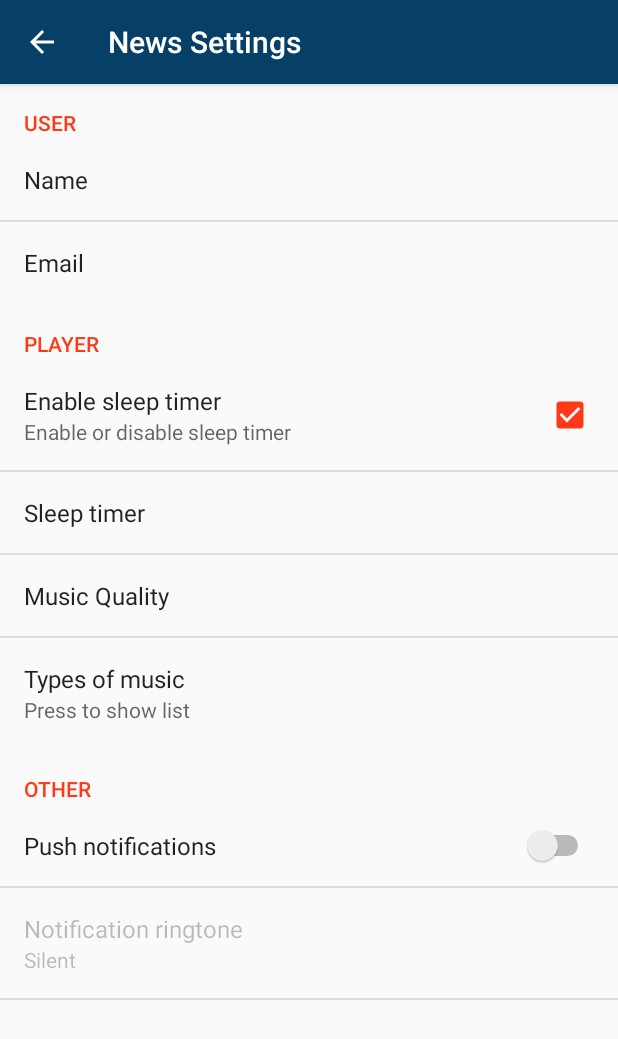
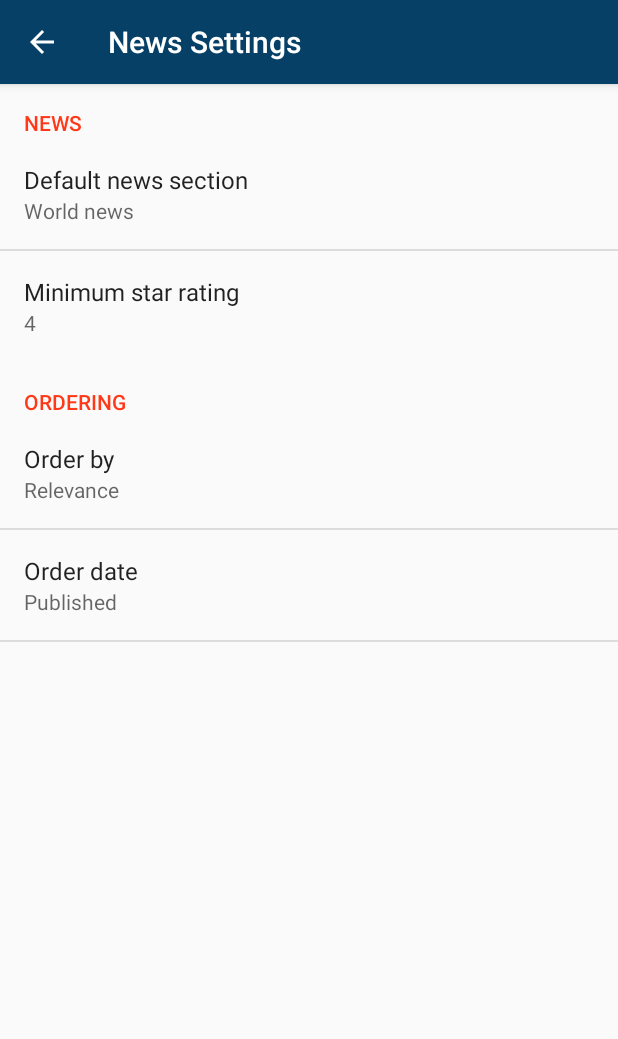
Before and after one commit to HossamHassan47/NewsFeed, an Android app: the screen it shows after launch (SettingsActivity), in the options menu, after a tap on "Settings", on a phone screen of 412 x 824 dp. Shown: the top 1039 px of the screen. Run offline under Robolectric (Android 15) with nearby library versions, the phone set to English and light mode, and no system bars; pictures from the network do not load.

Commit message:
Setting Activity

```diff
--- a/app/src/main/java/com/wordpress/hossamhassan47/newsfeed/activities/MainActivity.java
+++ b/app/src/main/java/com/wordpress/hossamhassan47/newsfeed/activities/MainActivity.java
@@ -75,7 +75,7 @@ public class MainActivity extends AppCompatActivity
 
         // Set first item selected by default
         navigationView.getMenu().getItem(0).setChecked(true);
-        setTitle(R.string.nav_world_news);
+        setTitle(R.string.section_world_news);
 
         // Find a reference to the {@link ListView} in the layout
         ListView newsListView = (ListView) findViewById(R.id.list_view_news);
@@ -203,28 +203,28 @@ public class MainActivity extends AppCompatActivity
 
         // Set Current section name & Title based on selected item
         if (id == R.id.nav_lifestyle) {
-            currentSection = getString(R.string.section_lifeandstyle);
-            setTitle(R.string.nav_life_and_style);
+            currentSection = getString(R.string.section_life_and_style_value);
+            setTitle(R.string.section_life_and_style);
 
         } else if (id == R.id.nav_football) {
-            currentSection = getString(R.string.section_football);
-            setTitle(R.string.nav_football);
+            currentSection = getString(R.string.section_football_value);
+            setTitle(R.string.section_football);
 
         } else if (id == R.id.nav_politics) {
-            currentSection = getString(R.string.section_politics);
-            setTitle(R.string.nav_politics);
+            currentSection = getString(R.string.section_politics_value);
+            setTitle(R.string.section_politics);
 
         } else if (id == R.id.nav_opinions) {
-            currentSection = getString(R.string.section_opinions);
-            setTitle(R.string.nav_opinion);
+            currentSection = getString(R.string.section_opinions_value);
+            setTitle(R.string.section_opinions);
 
         } else if (id == R.id.nav_world_news) {
-            currentSection = getString(R.string.section_worldnews);
-            setTitle(R.string.nav_world_news);
+            currentSection = getString(R.string.section_world_news_value);
+            setTitle(R.string.section_world_news);
 
         } else if (id == R.id.nav_tv_radio) {
-            currentSection = getString(R.string.section_tv_radio);
-            setTitle(R.string.nav_television_and_radio);
+            currentSection = getString(R.string.section_tv_radio_value);
+            setTitle(R.string.section_tv_radio);
 
         }
 
--- a/app/src/main/java/com/wordpress/hossamhassan47/newsfeed/activities/SettingsActivity.java
+++ b/app/src/main/java/com/wordpress/hossamhassan47/newsfeed/activities/SettingsActivity.java
@@ -34,11 +34,10 @@ public class SettingsActivity extends AppCompatActivity {
             super.onCreate(savedInstanceState);
             addPreferencesFromResource(R.xml.settings_main);
 
-            bindPreferenceSummaryToValue(findPreference("key_full_name"));
-            bindPreferenceSummaryToValue(findPreference("key_email"));
-            bindPreferenceSummaryToValue(findPreference("key_sleep_timer"));
-            bindPreferenceSummaryToValue(findPreference("key_music_quality"));
-            bindPreferenceSummaryToValue(findPreference("key_notification_ringtone"));
+            bindPreferenceSummaryToValue(findPreference(getString(R.string.key_default_section)));
+            bindPreferenceSummaryToValue(findPreference(getString(R.string.key_star_rating)));
+            bindPreferenceSummaryToValue(findPreference(getString(R.string.key_order_by)));
+            bindPreferenceSummaryToValue(findPreference(getString(R.string.key_order_date)));
         }
 
         private void bindPreferenceSummaryToValue(Preference preference) {
@@ -64,21 +63,6 @@ public class SettingsActivity extends AppCompatActivity {
                 preference.setSummary(index >= 0 ? listPreference.getEntries()[index] : null);
             } else if (preference instanceof EditTextPreference) {
                 preference.setSummary(stringValue);
-            } else if (preference instanceof RingtonePreference){
-                if(TextUtils.isEmpty(stringValue)){
-                    // No ringtone selected
-                    preference.setSummary("Silent");
-                }else{
-                    Ringtone ringtone = RingtoneManager.getRingtone(preference.getContext(),
-                            Uri.parse(stringValue));
-
-                    if(ringtone == null){
-                        preference.setSummary("Choose notification ringtone");
-                    }else{
-                        String name = ringtone.getTitle(preference.getContext());
-                        preference.setSummary(name);
-                    }
-                }
             }
 
             return true;
--- a/app/src/main/res/menu/activity_main_drawer.xml
+++ b/app/src/main/res/menu/activity_main_drawer.xml
@@ -7,27 +7,27 @@
         <item
             android:id="@+id/nav_world_news"
             android:icon="@drawable/ic_world_news"
-            android:title="@string/nav_world_news" />
+            android:title="@string/section_world_news" />
         <item
             android:id="@+id/nav_politics"
             android:icon="@drawable/ic_politics"
-            android:title="@string/nav_politics" />
+            android:title="@string/section_politics" />
         <item
             android:id="@+id/nav_opinions"
             android:icon="@drawable/ic_opinion"
-            android:title="@string/nav_opinion" />
+            android:title="@string/section_opinions" />
         <item
             android:id="@+id/nav_lifestyle"
             android:icon="@drawable/ic_lifestyle"
-            android:title="@string/nav_life_and_style" />
+            android:title="@string/section_life_and_style" />
         <item
             android:id="@+id/nav_football"
             android:icon="@drawable/ic_football"
-            android:title="@string/nav_football" />
+            android:title="@string/section_football" />
         <item
             android:id="@+id/nav_tv_radio"
             android:icon="@drawable/ic_television"
-            android:title="@string/nav_television_and_radio" />
+            android:title="@string/section_tv_radio" />
     </group>
 
 </menu>
--- a/app/src/main/res/values/arrays.xml
+++ b/app/src/main/res/values/arrays.xml
@@ -1,39 +1,60 @@
 <?xml version="1.0" encoding="utf-8"?>
 <resources>
-    <string-array name="timerList">
-        <item>After 5 seconds</item>
-        <item>After 10 seconds</item>
-        <item>After 15 seconds</item>
-        <item>After 20 seconds</item>
+    <!--Default Section-->
+    <string-array name="default_section">
+        <item>@string/section_world_news</item>
+        <item>@string/section_politics</item>
+        <item>@string/section_opinions</item>
+        <item>@string/section_life_and_style</item>
+        <item>@string/section_football</item>
+        <item>@string/section_tv_radio</item>
     </string-array>
-    <string-array name="timerListValues">
-        <item>5</item>
-        <item>10</item>
-        <item>15</item>
-        <item>20</item>
+    <string-array name="default_section_values">
+        <item>@string/section_world_news_value</item>
+        <item>@string/section_politics_value</item>
+        <item>@string/section_opinions_value</item>
+        <item>@string/section_life_and_style_value</item>
+        <item>@string/section_football_value</item>
+        <item>@string/section_tv_radio_value</item>
     </string-array>
 
-    <string-array name="musicQuality">
-        <item>128kbps</item>
-        <item>320kbps</item>
-        <item>Lossless</item>
+    <!--Star Rating-->
+    <string-array name="star_rating">
+        <item>@string/star_rating_1</item>
+        <item>@string/star_rating_2</item>
+        <item>@string/star_rating_3</item>
+        <item>@string/star_rating_4</item>
+        <item>@string/star_rating_5</item>
     </string-array>
-    <string-array name="musicQualityValues">
-        <item>128</item>
-        <item>320</item>
-        <item>Lossless</item>
+    <string-array name="star_rating_values">
+        <item>@string/star_rating_1</item>
+        <item>@string/star_rating_2</item>
+        <item>@string/star_rating_3</item>
+        <item>@string/star_rating_4</item>
+        <item>@string/star_rating_5</item>
     </string-array>
 
-    <string-array name="typesOfMusic">
-        <item>Pop</item>
-        <item>Classic</item>
-        <item>Rock</item>
-        <item>Hip hop</item>
+    <!--Order By-->
+    <string-array name="order_by">
+        <item>@string/order_by_newest</item>
+        <item>@string/order_by_oldest</item>
+        <item>@string/order_by_relevance</item>
     </string-array>
-    <string-array name="typesOfMusicValues">
-        <item>Pop</item>
-        <item>Classic</item>
-        <item>Rock</item>
-        <item>Hiphop</item>
+    <string-array name="order_by_values">
+        <item>@string/order_by_newest_value</item>
+        <item>@string/order_by_oldest_value</item>
+        <item>@string/order_by_relevance_value</item>
+    </string-array>
+
+    <!--Order Date-->
+    <string-array name="order_date">
+        <item>@string/order_date_published</item>
+        <item>@string/order_date_newspaper_edition</item>
+        <item>@string/order_date_last_modified</item>
+    </string-array>
+    <string-array name="order_date_values">
+        <item>@string/order_date_published_value</item>
+        <item>@string/order_date_newspaper_edition_value</item>
+        <item>@string/order_date_last_modified_value</item>
     </string-array>
 </resources>
--- a/app/src/main/res/values/strings.xml
+++ b/app/src/main/res/values/strings.xml
@@ -17,18 +17,58 @@
     <!-- Error message when there is no internet connectivity [CHAR LIMIT=NONE] -->
     <string name="no_internet_connection">No internet connection.</string>
 
-    <string name="nav_football">Football</string>
-    <string name="nav_television_and_radio"><![CDATA[Television & radio]]></string>
-    <string name="nav_life_and_style">Life and style</string>
-    <string name="nav_politics">Politics</string>
-    <string name="nav_world_news">World news</string>
-    <string name="nav_opinion">Opinion</string>
 
-    <string name="section_lifeandstyle">lifeandstyle</string>
-    <string name="section_football">football</string>
-    <string name="section_politics">politics</string>
-    <string name="section_opinions">commentisfree</string>
-    <string name="section_worldnews">world</string>
-    <string name="section_tv_radio">tv-and-radio</string>
+    <!--News Sections-->
+    <string name="section_life_and_style">Life and style</string>
+    <string name="section_football">Football</string>
+    <string name="section_politics">Politics</string>
+    <string name="section_opinions">Opinion</string>
+    <string name="section_world_news">World news</string>
+    <string name="section_tv_radio"><![CDATA[Television & radio]]></string>
 
+    <string name="section_life_and_style_value" translatable="true">lifeandstyle</string>
+    <string name="section_football_value" translatable="true">football</string>
+    <string name="section_politics_value" translatable="true">politics</string>
+    <string name="section_opinions_value" translatable="true">commentisfree</string>
+    <string name="section_world_news_value" translatable="true">world</string>
+    <string name="section_tv_radio_value" translatable="true">tv-and-radio</string>
+
+    <!--Star Rating-->
+    <string name="star_rating_1">1</string>
+    <string name="star_rating_2">2</string>
+    <string name="star_rating_3">3</string>
+    <string name="star_rating_4">4</string>
+    <string name="star_rating_5">5</string>
+
+    <!--Order By-->
+    <string name="order_by_newest">Newest</string>
+    <string name="order_by_oldest">Oldest</string>
+    <string name="order_by_relevance">Relevance</string>
+
+    <string name="order_by_newest_value" translatable="true">newest</string>
+    <string name="order_by_oldest_value" translatable="true">oldest</string>
+    <string name="order_by_relevance_value" translatable="true">relevance</string>
+
+    <!--Order Date-->
+    <string name="order_date_published">Published</string>
+    <string name="order_date_newspaper_edition">Newspaper Edition</string>
+    <string name="order_date_last_modified">Last Modified</string>
+
+    <string name="order_date_published_value" translatable="true">published</string>
+    <string name="order_date_newspaper_edition_value" translatable="true">newspaper-edition</string>
+    <string name="order_date_last_modified_value" translatable="true">last-modified</string>
+
+    <!--Preference Categories-->
+    <string name="pref_category_ordering">ORDERING</string>
+    <string name="pref_category_news">NEWS</string>
+
+    <string name="key_default_section">key_default_section</string>
+    <string name="key_star_rating">key_star_rating</string>
+    <string name="key_order_date">key_order_date</string>
+    <string name="key_order_by">key_order_by</string>
+
+    <string name="title_default_section">Default news section</string>
+    <string name="title_star_rating">Minimum star rating</string>
+    <string name="title_order_date">Order date</string>
+    <string name="title_order_by">Order by</string>
 </resources>
--- a/app/src/main/res/xml/settings_main.xml
+++ b/app/src/main/res/xml/settings_main.xml
@@ -1,71 +1,36 @@
 <?xml version="1.0" encoding="utf-8"?>
 <PreferenceScreen xmlns:android="http://schemas.android.com/apk/res/android">
 
-    <PreferenceCategory
-        android:key="user_category"
-        android:title="USER">
+    <PreferenceCategory android:title="@string/pref_category_news">
+        <ListPreference
+            android:defaultValue="@string/section_world_news_value"
+            android:entries="@array/default_section"
+            android:entryValues="@array/default_section_values"
+            android:key="@string/key_default_section"
+            android:title="@string/title_default_section" />
 
-        <EditTextPreference
-            android:dialogMessage="Enter your full name"
-            android:dialogTitle="Your name"
-            android:inputType="textCapWords"
-            android:key="key_full_name"
-            android:summary="Hossam Hassan"
-            android:title="Name" />
-
-        <EditTextPreference
-            android:dialogMessage="Enter your email address"
-            android:dialogTitle="Your email"
-            android:inputType="textEmailAddress"
-            android:key="key_email"
-            android:summary="hossam.hassan@outlook.com"
-            android:title="Email" />
-
+        <ListPreference
+            android:defaultValue="@string/star_rating_4"
+            android:entries="@array/star_rating"
+            android:entryValues="@array/star_rating_values"
+            android:key="@string/key_star_rating"
+            android:title="@string/title_star_rating" />
     </PreferenceCategory>
 
-    <PreferenceCategory android:title="PLAYER">
-
-        <CheckBoxPreference
-            android:defaultValue="true"
-            android:key="key_enable_timer"
-            android:summary="Enable or disable sleep timer"
-            android:title="Enable sleep timer" />
+    <PreferenceCategory android:title="@string/pref_category_ordering">
+        <ListPreference
+            android:defaultValue="@string/order_by_relevance_value"
+            android:entries="@array/order_by"
+            android:entryValues="@array/order_by_values"
+            android:key="@string/key_order_by"
+            android:title="@string/title_order_by" />
 
         <ListPreference
-            android:dependency="key_enable_timer"
-            android:entries="@array/timerList"
-            android:entryValues="@array/timerListValues"
-            android:key="key_sleep_timer"
-            android:summary="Stop playing music after some time"
-            android:title="Sleep timer" />
-
-        <ListPreference
-            android:entries="@array/musicQuality"
-            android:entryValues="@array/musicQualityValues"
-            android:key="key_music_quality"
-            android:title="Music Quality" />
-
-        <MultiSelectListPreference
-            android:dialogTitle="Select all your options"
-            android:entries="@array/typesOfMusic"
-            android:entryValues="@array/typesOfMusicValues"
-            android:key="music_type"
-            android:summary="Press to show list"
-            android:title="Types of music" />
+            android:defaultValue="@string/order_date_published_value"
+            android:entries="@array/order_date"
+            android:entryValues="@array/order_date_values"
+            android:key="@string/key_order_date"
+            android:title="@string/title_order_date" />
     </PreferenceCategory>
 
-    <PreferenceCategory
-        android:title="OTHER">
-
-        <SwitchPreference
-            android:key="key_enable_notification"
-            android:editable="true"
-            android:title="Push notifications"/>
-        <RingtonePreference
-            android:key="key_notification_ringtone"
-            android:title="Notification ringtone"
-            android:summary="Choose notification ringtone"
-            android:ringtoneType="notification"
-            android:dependency="key_enable_notification"/>
-    </PreferenceCategory>
 </PreferenceScreen>
```
